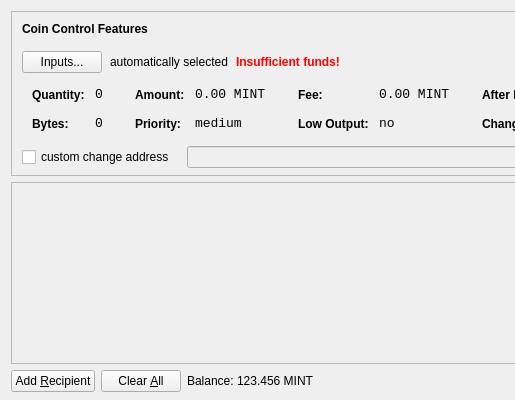
Old version of the form src/qt/forms/sendcoinsdialog.ui in the repository Crestington/MyFirstCoin; both pictures show x 0 to 515 and y 0 to 400 of the 850 by 400 pixel window.
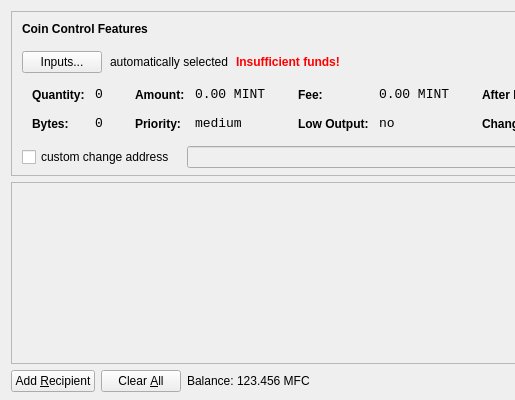
New version of the form. Icons and pictures are not drawn.

Commit message: Stake modifier change and small missed items

```diff
--- a/src/qt/forms/sendcoinsdialog.ui
+++ b/src/qt/forms/sendcoinsdialog.ui
@@ -732,7 +732,7 @@
           <cursorShape>IBeamCursor</cursorShape>
          </property>
          <property name="text">
-          <string>123.456 MINT</string>
+          <string>123.456 MFC</string>
          </property>
          <property name="textInteractionFlags">
           <set>Qt::LinksAccessibleByMouse|Qt::TextSelectableByKeyboard|Qt::TextSelectableByMouse</set>
```
The commit also changes 2 other files.
